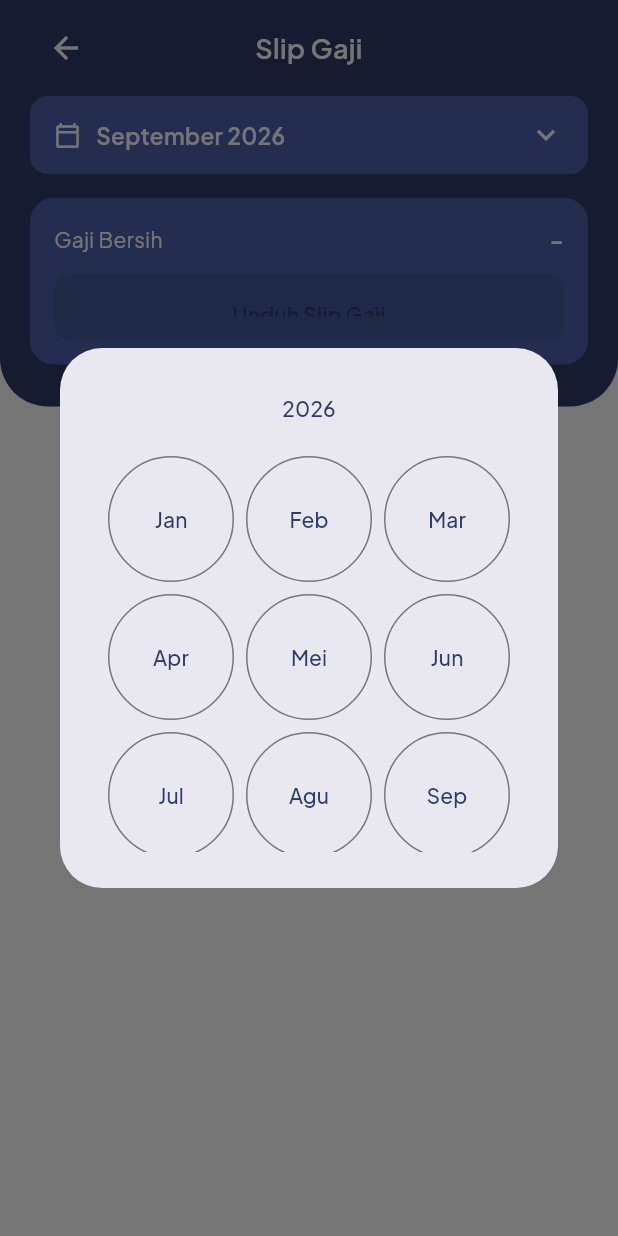
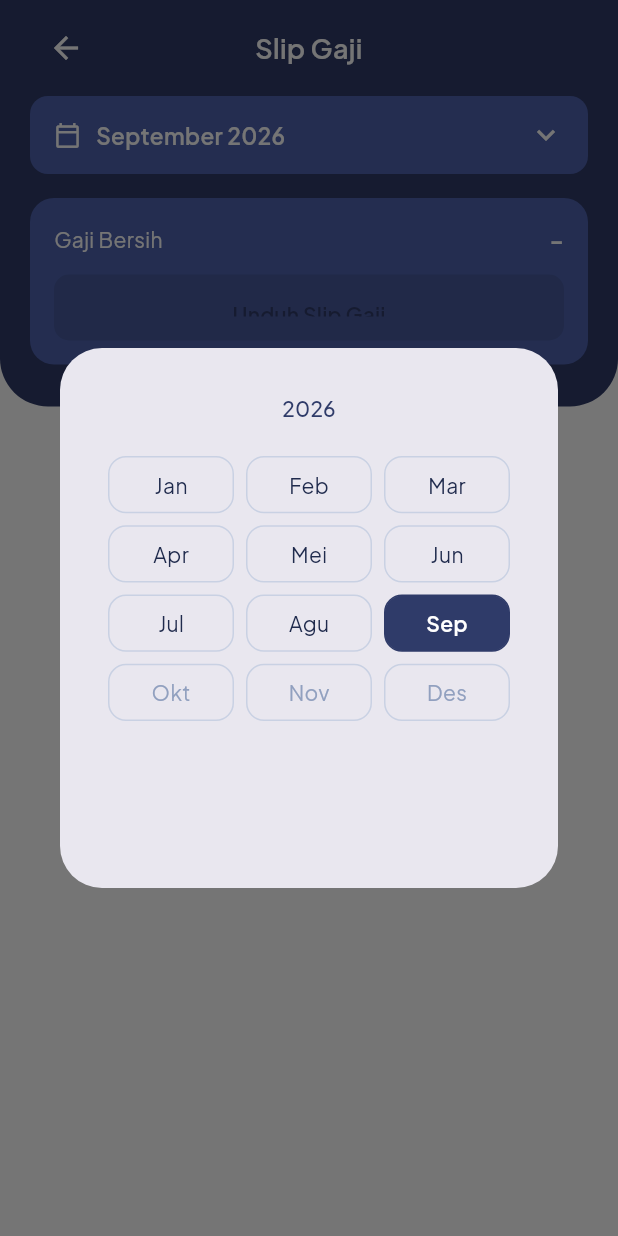
Before and after one commit to migoselo/siapabsen, a Flutter app: the SlipGajiPage screen opened directly, after a tap on an icon or button, on a phone screen of 412 x 824 dp. Run offline on Flutter 3.47's test engine with Material 3 defaults, Android fonts, the phone set to English and light mode, and no system bars; our stand-ins replace bloc, camera, dio, dotted_border, equatable, file_picker and 11 more; missing offline and left inert: face_plugin, google_mlkit_face_detection, svg_path_parser, syncfusion_flutter_pdfviewer; accounts and stored records are empty; network calls fail; statements that could not run were skipped; project files that could hold a hidden picture were left out.

Commit message:
benerin filter bulan

```diff
--- a/upsend_karyawan/lib/core/widgets/riwayat_calendar_dialog.dart
+++ b/upsend_karyawan/lib/core/widgets/riwayat_calendar_dialog.dart
@@ -125,7 +125,6 @@
   }
 
   @override
-  @override
   Widget build(BuildContext context) {
     return AlertDialog(
       content: SizedBox(
@@ -238,19 +237,47 @@
                   crossAxisCount: 3,
                   mainAxisSpacing: 8,
                   crossAxisSpacing: 8,
+                  childAspectRatio: 2.2,
                 ),
                 itemBuilder: (context, index) {
                   final month = index + 1;
                   final date = DateTime(_visibleMonth.year, month, 1);
                   final disabled = date.isAfter(_lastDate);
-                  return OutlinedButton(
-                    onPressed: disabled
+                  final isSelected = month == _visibleMonth.month;
+
+                  return GestureDetector(
+                    onTap: disabled
                         ? null
                         : () {
                             _visibleMonth = date;
                             _selectMonth(month);
                           },
-                    child: Text(DateFormat('MMM', 'id_ID').format(date)),
+                    child: Container(
+                      alignment: Alignment.center,
+                      decoration: BoxDecoration(
+                        shape: BoxShape.rectangle,
+                        borderRadius: BorderRadius.circular(12),
+                        color: isSelected ? const Color(0xFF2F3B69) : null,
+                        border: Border.all(
+                          color: isSelected
+                              ? const Color(0xFF2F3B69)
+                              : const Color(0xFFC9D1E3),
+                        ),
+                      ),
+                      child: Text(
+                        DateFormat('MMM', 'id_ID').format(date),
+                        style: TextStyle(
+                          color: disabled
+                              ? const Color(0xFF91A0BF)
+                              : isSelected
+                                  ? Colors.white
+                                  : const Color(0xFF202B4D),
+                          fontWeight: isSelected
+                              ? FontWeight.w600
+                              : FontWeight.w400,
+                        ),
+                      ),
+                    ),
                   );
                 },
               ),
```
